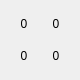
Qt form NetworkCalc/view/eventwidget.ui (io2357911/NetworkPlanning) before a commit.
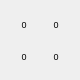
The same form after that commit.

```diff
--- a/NetworkCalc/view/eventwidget.ui
+++ b/NetworkCalc/view/eventwidget.ui
@@ -25,6 +25,11 @@
   <layout class="QGridLayout" name="gridLayout">
    <item row="0" column="0">
     <widget class="QLabel" name="lID">
+     <property name="font">
+      <font>
+       <pointsize>7</pointsize>
+      </font>
+     </property>
      <property name="text">
       <string>0</string>
      </property>
@@ -35,6 +40,11 @@
    </item>
    <item row="0" column="1">
     <widget class="QLabel" name="lEarlyTime">
+     <property name="font">
+      <font>
+       <pointsize>7</pointsize>
+      </font>
+     </property>
      <property name="text">
       <string>0</string>
      </property>
@@ -45,6 +55,11 @@
    </item>
    <item row="1" column="0">
     <widget class="QLabel" name="lReserve">
+     <property name="font">
+      <font>
+       <pointsize>7</pointsize>
+      </font>
+     </property>
      <property name="text">
       <string>0</string>
      </property>
@@ -55,6 +70,11 @@
    </item>
    <item row="1" column="1">
     <widget class="QLabel" name="lLateTime">
+     <property name="font">
+      <font>
+       <pointsize>7</pointsize>
+      </font>
+     </property>
      <property name="text">
       <string>0</string>
      </property>
```
